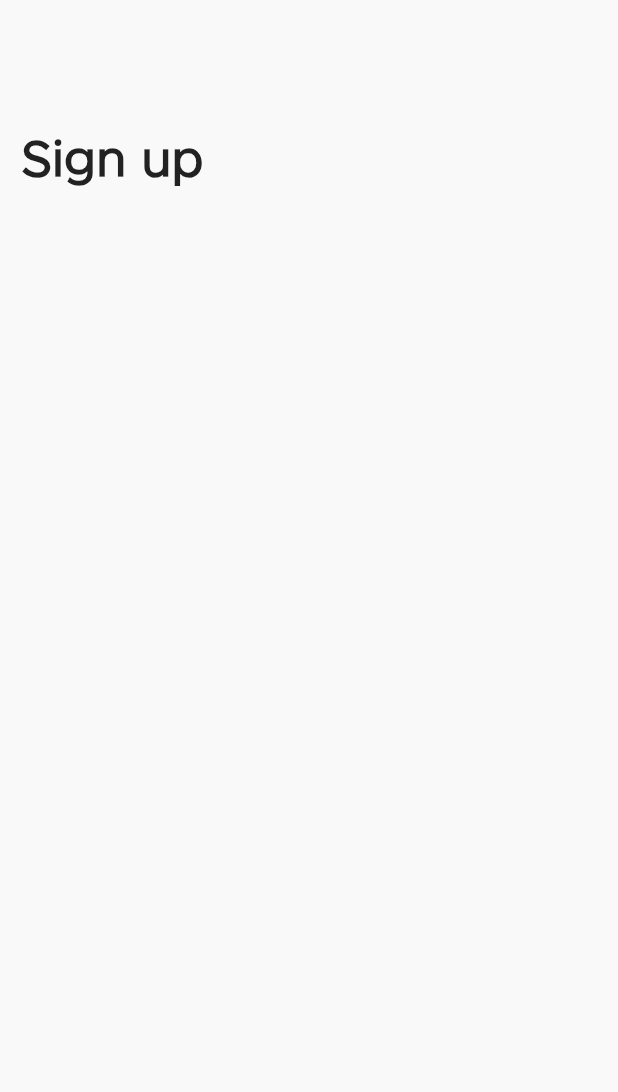
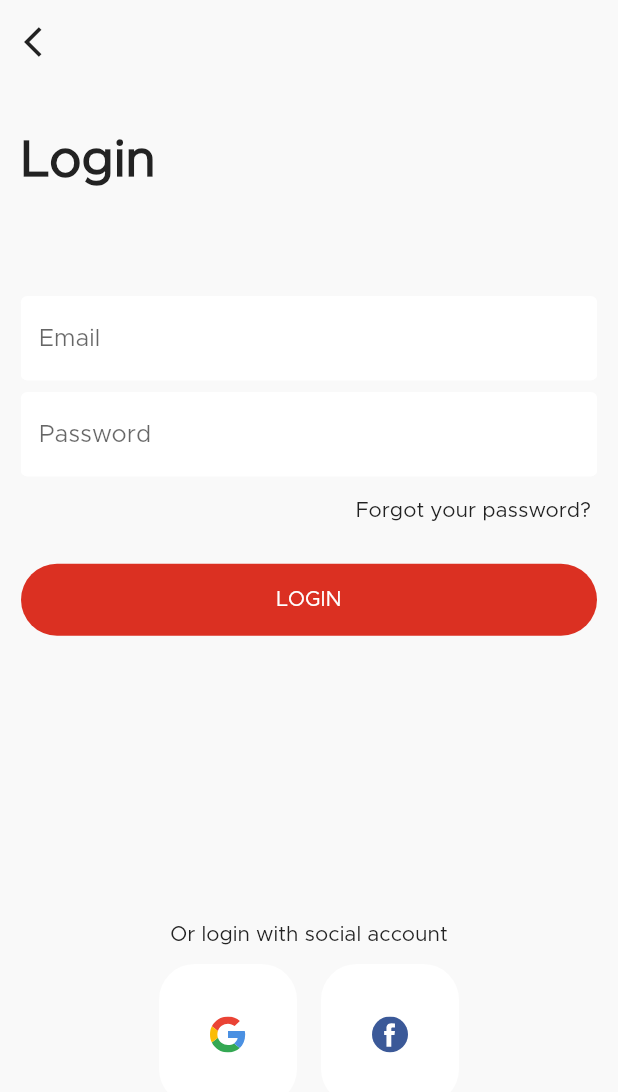
Before and after one commit to salsabilelshiekh2022/E-commerce_application, a Flutter app: the LoginView screen opened by its route, on a phone screen of 412 x 824 dp. Shown: the top 1092 px of the screen. Run offline on Flutter 3.47's test engine with Material 2 defaults, Android fonts, the phone set to English and light mode, and no system bars; our stand-ins replace bloc, flutter_bloc, flutter_svg.

Commit message:
finish login page ui

```diff
--- /dev/null
+++ b/lib/views/login/cubit.dart
@@ -0,0 +1,20 @@
+import 'package:bloc/bloc.dart';
+import 'package:flutter/material.dart';
+import 'package:flutter_bloc/flutter_bloc.dart';
+import 'package:meta/meta.dart';
+
+part 'state.dart';
+
+class LoginCubit extends Cubit<LoginState> {
+  LoginCubit() : super(LoginInitial());
+
+  final GlobalKey<FormState> formKey = GlobalKey();
+  String? email, password;
+
+  final emailController = TextEditingController();
+  final passwordController = TextEditingController();
+  final emailFocusNode = FocusNode();
+  final passwordFocusNode = FocusNode();
+
+  static LoginCubit of(context) => BlocProvider.of(context);
+}
--- /dev/null
+++ b/lib/views/login/state.dart
@@ -0,0 +1,6 @@
+part of 'cubit.dart';
+
+@immutable
+sealed class LoginState {}
+
+final class LoginInitial extends LoginState {}
--- a/lib/views/login/view.dart
+++ b/lib/views/login/view.dart
@@ -1,7 +1,15 @@
+import 'package:ecommerce/core/assets/app_assets.dart';
+import 'package:ecommerce/views/login/cubit.dart';
+import 'package:ecommerce/widgets/app_button.dart';
 import 'package:ecommerce/widgets/app_text.dart';
 import 'package:flutter/material.dart';
+import 'package:flutter_bloc/flutter_bloc.dart';
 
 import '../../constants.dart';
+import '../../core/router/routes.dart';
+import '../../core/validator/validator.dart';
+import '../../widgets/app_text_form_field.dart';
+import '../../widgets/social_media_button.dart';
 
 class LoginView extends StatelessWidget {
   const LoginView({super.key});
@@ -9,28 +17,126 @@ class LoginView extends StatelessWidget {
   @override
   Widget build(BuildContext context) {
     final height = getHeight(context);
+
+    return BlocProvider(
+      create: (context) => LoginCubit(),
+      child: Builder(builder: (context) {
+        final cubit = LoginCubit.of(context);
         return Scaffold(
+          appBar: AppBar(
+            leading: IconButton(
+              icon: const Icon(
+                Icons.arrow_back_ios,
+              ),
+              onPressed: () {
+                Navigator.pop(context);
+              },
+            ),
+          ),
           body: SafeArea(
             child: Padding(
-          padding: EdgeInsets.only(
-              top: height * .11, left: 14.0, right: 14, bottom: height * .0418),
+              padding: EdgeInsets.symmetric(
+                  vertical: height * .0418, horizontal: 14.0),
               child: SingleChildScrollView(
+                child: Form(
+                  key: cubit.formKey,
                   child: Column(
                     crossAxisAlignment: CrossAxisAlignment.start,
                     children: [
                       const AppText(
-                  text: "Sign up",
+                        text: "Login",
                         fontSize: 34,
                         fontWeight: FontWeight.bold,
                       ),
+                      const SizedBox(
+                        height: 73,
+                      ),
+                      AppTextFormField(
+                        onSave: (data) {
+                          cubit.email = data;
+                        },
+                        controller: cubit.emailController,
+                        focusNode: cubit.emailFocusNode,
+                        textInputAction: TextInputAction.next,
+                        onEditingComplete: () {
+                          FocusScope.of(context)
+                              .requestFocus(cubit.passwordFocusNode);
+                        },
+                        hintText: 'Email',
+                        validator: (value) {
+                          return Validator.validateEmail(value);
+                        },
+                      ),
+                      const SizedBox(
+                        height: 8,
+                      ),
+                      AppTextFormField(
+                        onSave: (data) {
+                          cubit.password = data;
+                        },
+                        secure: true,
+                        controller: cubit.passwordController,
+                        focusNode: cubit.passwordFocusNode,
+                        textInputAction: TextInputAction.done,
+                        hintText: 'Password',
+                        validator: (value) {
+                          return Validator.validatePassword(value);
+                        },
+                      ),
+                      const SizedBox(
+                        height: 16,
+                      ),
+                      Align(
+                        alignment: Alignment.topRight,
+                        child: InkWell(
+                          onTap: () {
+                            Navigator.pushNamed(
+                                context, AppRoutes.forgetPasswordRoute);
+                          },
+                          child: const AppText(
+                            text: 'Forgot your password? ',
+                          ),
+                        ),
+                      ),
                       SizedBox(
-                  height: height * .0899,
+                        height: height * .03448,
                       ),
+                      AppButton(
+                        title: 'LOGIN',
+                        onTap: () {},
+                      ),
+                      SizedBox(
+                        height: height * .2339,
+                      ),
+                      const Align(
+                        alignment: Alignment.center,
+                        child: AppText(
+                          text: 'Or login with social account',
+                        ),
+                      ),
+                      const SizedBox(
+                        height: 12,
+                      ),
+                      const Row(
+                        mainAxisAlignment: MainAxisAlignment.center,
+                        children: [
+                          SocialMediaButton(imagePath: AppAssets.googleAssets),
+                          SizedBox(
+                            width: 16,
+                          ),
+                          SocialMediaButton(
+                            imagePath: AppAssets.faceBookAssets,
+                          ),
+                        ],
+                      )
                     ],
                   ),
                 ),
               ),
             ),
+          ),
+        );
+      }),
     );
   }
 }
```
Lines whose indentation alone changed are shown as unchanged.
